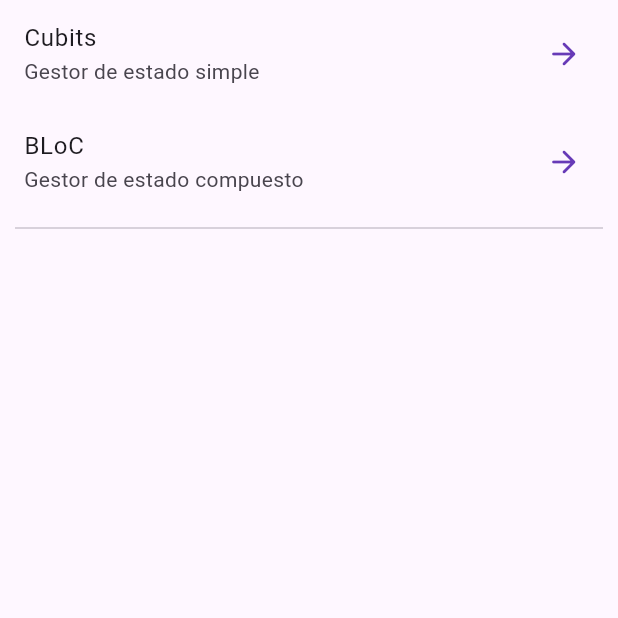
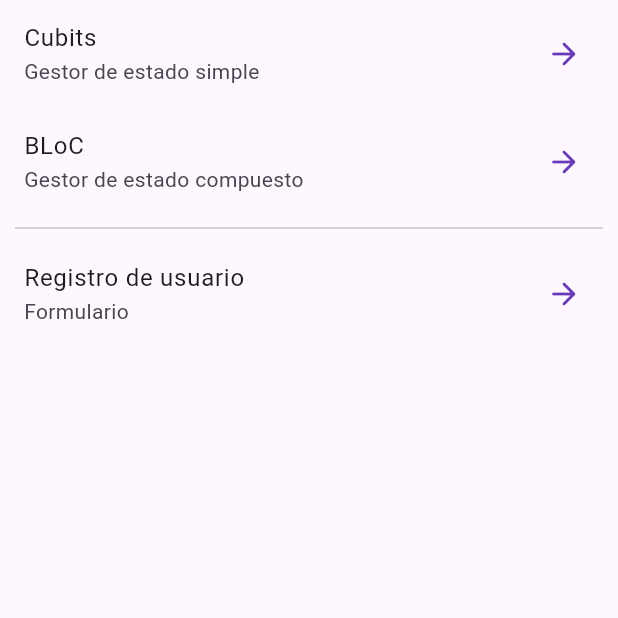
Before and after one commit to SergioBGISC99/forms_app, a Flutter app: the screen it shows after launch, on a phone screen of 412 x 824 dp, the top half of it. Run offline on Flutter 3.47's test engine with Material 2 defaults, Android fonts, the phone set to English and light mode, and no system bars; our stand-ins replace equatable, flutter_bloc, go_router.

Commit message:
manejo de formularios

```diff
--- a/lib/config/router/app_router.dart
+++ b/lib/config/router/app_router.dart
@@ -13,5 +13,9 @@ final appRouter = GoRouter(routes: [
   GoRoute(
     path: '/bloc',
     builder: (context, state) => const BlocCounterScreen(),
+  ),
+  GoRoute(
+    path: '/register',
+    builder: (context, state) => const RegisterScreen(),
   )
 ]);
--- a/lib/presentation/screens.dart
+++ b/lib/presentation/screens.dart
@@ -1,3 +1,4 @@
+export 'package:forms_app/presentation/screens/register_screen.dart';
 export 'package:forms_app/presentation/screens/home_screen.dart';
 export 'package:forms_app/presentation/screens/cubit_counter_screen.dart';
 export 'package:forms_app/presentation/screens/bloc_counter_screen.dart';
--- a/lib/presentation/screens/home_screen.dart
+++ b/lib/presentation/screens/home_screen.dart
@@ -24,7 +24,13 @@ class HomeScreen extends StatelessWidget {
           const Padding(
             padding: EdgeInsets.symmetric(horizontal: 10),
             child: Divider(),
-          )
+          ),
+          ListTile(
+            title: const Text('Registro de usuario'),
+            subtitle: const Text('Formulario'),
+            trailing: const Icon(Icons.arrow_forward_rounded),
+            onTap: () => GoRouter.of(context).push('/register'),
+          ),
         ],
       ),
     );
```
Also changed, not shown: lib/presentation/screens/register_screen.dart (added, +44 -0 lines).
